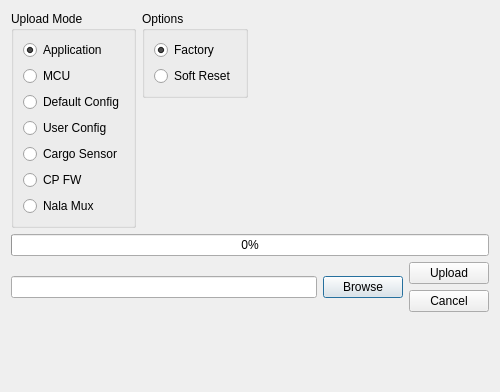
This is ui/upload_window.ui in msilveus/AtTerminal as Qt 5 draws it before an edit. The edited form follows.
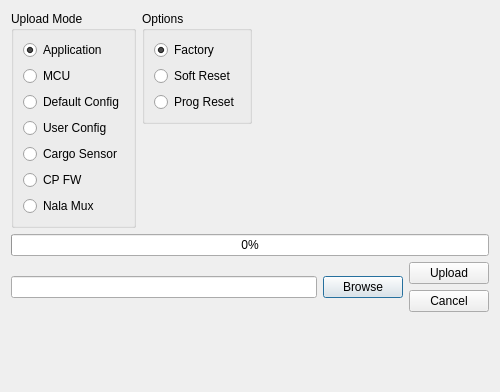
This is the edited form. Icons and pictures are not drawn.

Commit message: Fixed issue CP update and opened reset dialog for all modes

```diff
--- a/ui/upload_window.ui
+++ b/ui/upload_window.ui
@@ -123,6 +123,13 @@
             </property>
            </widget>
           </item>
+          <item>
+           <widget class="QRadioButton" name="rbtnProgReset">
+            <property name="text">
+             <string>Prog Reset</string>
+            </property>
+           </widget>
+          </item>
          </layout>
         </item>
        </layout>
```
Left out of the diff: 4 changed lines with no effect on the pictures. The commit also changes 4 other files.
